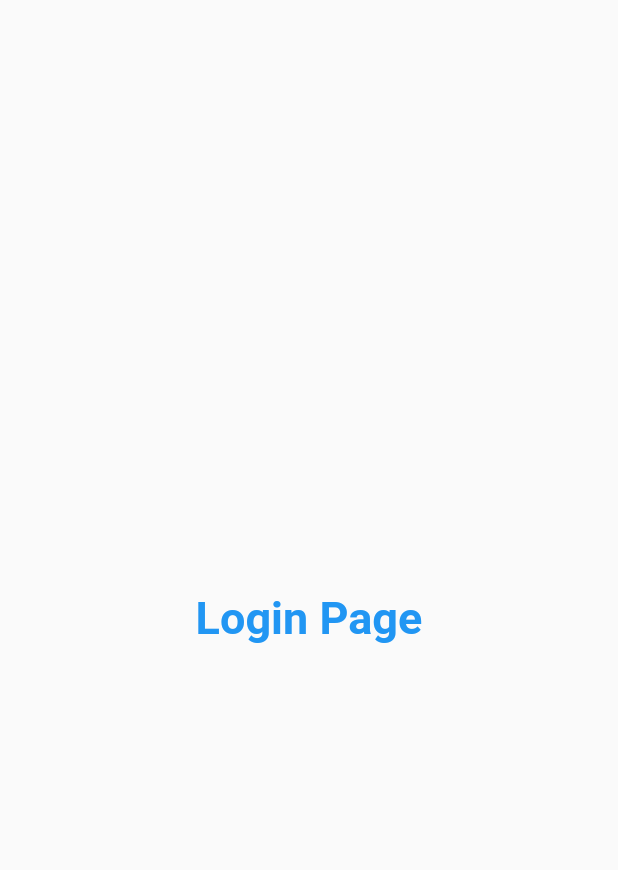
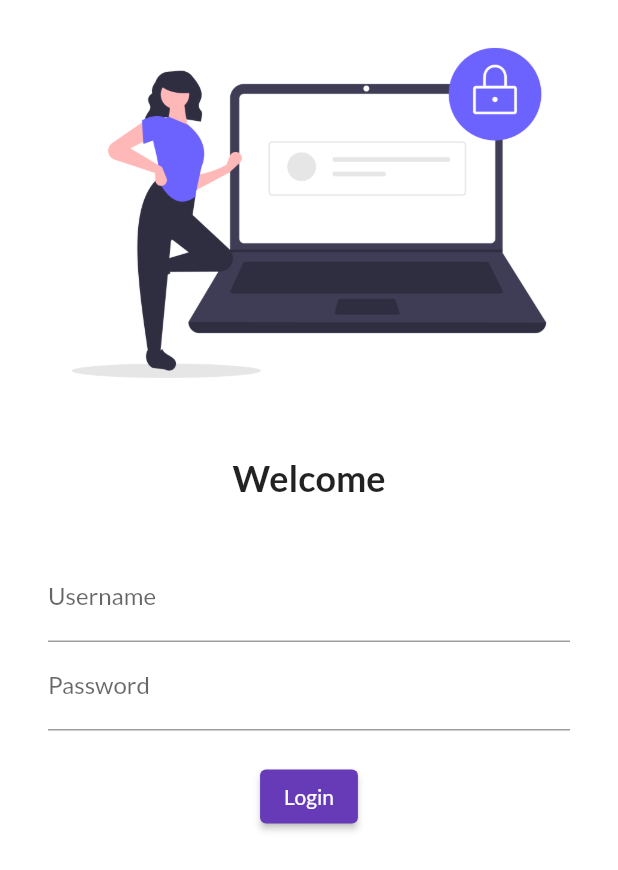
Before and after one commit to prac-this/30daysofFlutter, a Flutter app: the screen it shows after launch, on a phone screen of 412 x 824 dp. Shown: the top 870 px of the screen. Run offline on Flutter 3.47's test engine with Material 2 defaults, Android fonts, the phone set to English and light mode, and no system bars; our stand-ins replace google_fonts.

Commit message:
Day 4 completed

```diff
--- a/lib/main.dart
+++ b/lib/main.dart
@@ -1,6 +1,7 @@
 import 'package:flutter/material.dart';
 import 'package:flutter_catalog/pages/home_page.dart';
 import 'package:flutter_catalog/pages/login_page.dart';
+import 'package:google_fonts/google_fonts.dart';
 
 void main() {
   runApp(MyApp());
@@ -13,7 +14,10 @@ class MyApp extends StatelessWidget {
   Widget build(BuildContext context) {
     return MaterialApp(
       themeMode: ThemeMode.light,
-      theme: ThemeData(primarySwatch: Colors.deepPurple),
+      theme: ThemeData(
+        primarySwatch: Colors.deepPurple,
+        fontFamily: GoogleFonts.lato().fontFamily,
+      ),
       darkTheme: ThemeData(brightness: Brightness.dark),
       routes: {
         "/": (context) => LoginPage(),
--- a/lib/pages/login_page.dart
+++ b/lib/pages/login_page.dart
@@ -6,15 +6,50 @@ class LoginPage extends StatelessWidget {
   @override
   Widget build(BuildContext context) {
     return Material(
-      child: Center(
-        child: Text(
-          'Login Page',
-          style: TextStyle(
-            fontSize: 30,
-            color: Colors.blue,
-            fontWeight: FontWeight.bold,
+      color: Colors.white,
+      child: Column(
+        children: [
+          Image.asset(
+            "assets/images/login_image1.png",
+            fit: BoxFit.cover,
           ),
-        ),
+          SizedBox(
+            height: 20.0,
+          ),
+          Text(
+            'Welcome',
+            style: TextStyle(fontSize: 24, fontWeight: FontWeight.bold),
+          ),
+          SizedBox(
+            height: 20.0,
+          ),
+          Padding(
+            padding: const EdgeInsets.symmetric(vertical: 16, horizontal: 32),
+            child: Column(
+              children: [
+                TextFormField(
+                  decoration: InputDecoration(
+                      hintText: "Enter username", labelText: 'Username'),
+                ),
+                TextFormField(
+                  obscureText: true,
+                  decoration: InputDecoration(
+                      hintText: "Enter password", labelText: 'Password'),
+                ),
+                SizedBox(
+                  height: 20.0,
+                ),
+                ElevatedButton(
+                  onPressed: () {
+                    print('Hi Pradeep');
+                  },
+                  child: Text('Login'),
+                  style: TextButton.styleFrom(),
+                ),
+              ],
+            ),
+          ),
+        ],
       ),
     );
   }
```
Also changed, not shown: pubspec.yaml (+4 -5 lines), assets/images/login_image1.png (added), pubspec.lock.
